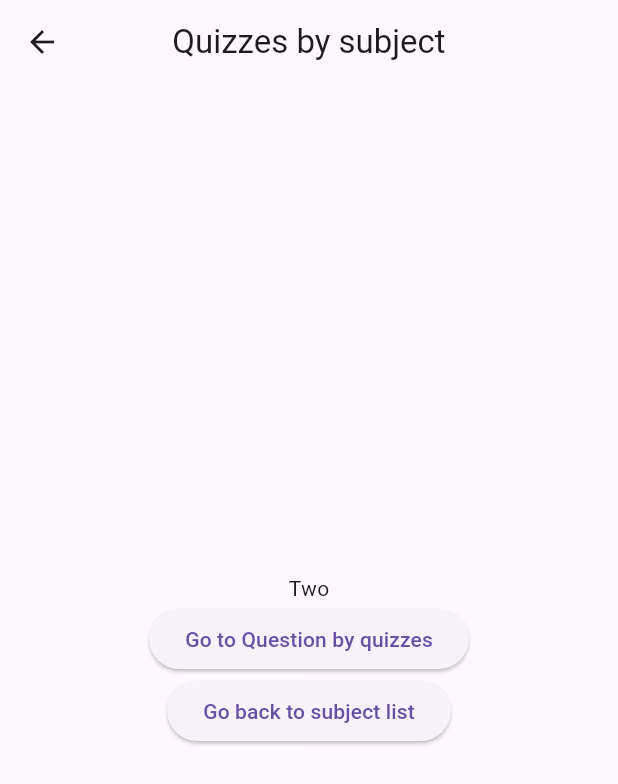
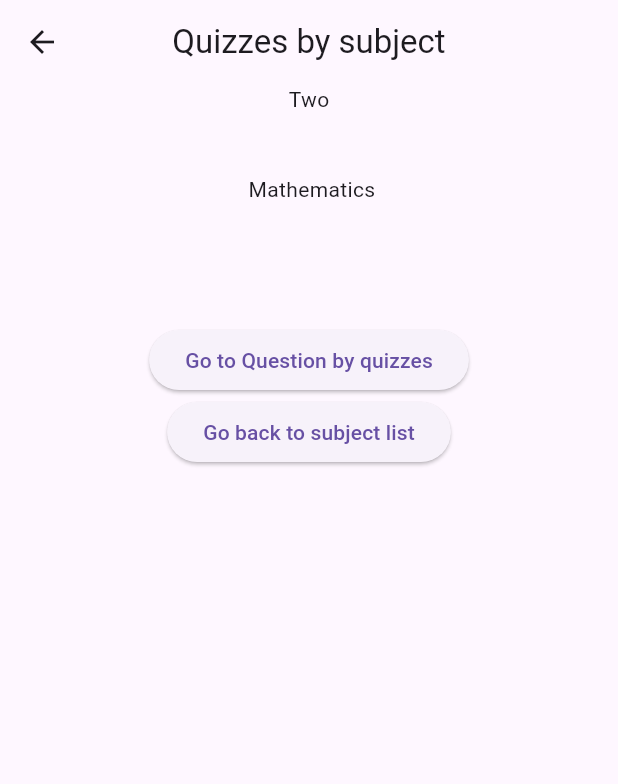
Before and after one commit to amitsingh1130/mcqquiz, a Flutter app: the screen it shows after launch, after a tap on "Mathematics", on a phone screen of 412 x 824 dp. Shown: the top 784 px of the screen. Run offline on Flutter 3.47's test engine with Material 3 defaults, Android fonts, the phone set to English and light mode, and no system bars.

Commit message:
simple navigation and put page name

```diff
--- a/lib/quizzesbysubject.dart
+++ b/lib/quizzesbysubject.dart
@@ -1,4 +1,5 @@
 import 'package:flutter/material.dart';
+import 'package:mcqquiz/utilities.dart';
 
 class Quizzesbysubject extends StatefulWidget {
   const Quizzesbysubject({super.key});
@@ -13,9 +14,8 @@ class _QuizzesbysubjectState extends State<Quizzesbysubject> {
     return Scaffold(
       appBar: AppBar(title: Text('Quizzes by subject'), centerTitle: true),
       body: Column(
-        mainAxisAlignment: MainAxisAlignment.center,
-        children: [Center(child: Text('Two'),),
-          Center(
+        children: [Center(child: Text('Two'),),SizedBox(height: 40,),Center(child: Text(' ${Utilities.currentquizname}'),),
+          SizedBox(height: 80,),Center(
             child: ElevatedButton(
               onPressed: () {
                 Navigator.pushNamed(context, '/third');
--- a/lib/subjectlist.dart
+++ b/lib/subjectlist.dart
@@ -9,7 +9,7 @@ import 'package:mcqquiz/utilities.dart';
        Scaffold(
         appBar: AppBar(title: Text('SubjectList'),centerTitle: true,),
         body: Column(
-          children: [Center(child: Text('One'),),
+          children: [Center(child: Text('one'),),
             Center(
               child: ElevatedButton( child: Text('Mathematics'),
                 onPressed: () {
```
